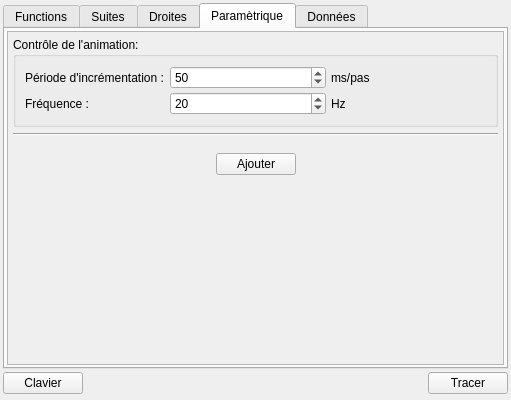
AdelKS/ZeGrapher, file Windows/windowfunctions.ui: the form before one commit.
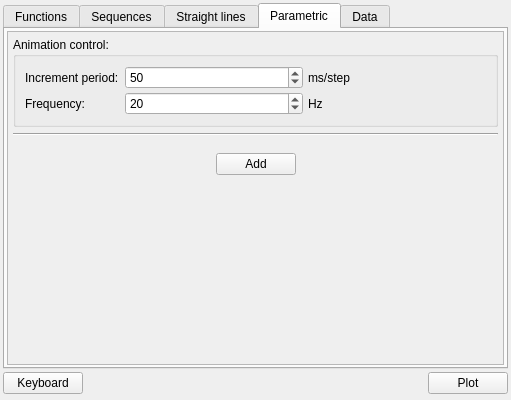
The form after the commit. The open tabs and pages were chosen to show the change. Icons and pictures are not drawn.

What changed in the file:
```diff
--- a/Windows/windowfunctions.ui
+++ b/Windows/windowfunctions.ui
@@ -158,7 +158,7 @@
        </sizepolicy>
       </property>
       <attribute name="title">
-       <string>Suites</string>
+       <string>Sequences</string>
       </attribute>
       <attribute name="toolTip">
        <string>Suites numériques</string>
@@ -326,7 +326,7 @@
      </widget>
      <widget class="QWidget" name="tab_3">
       <attribute name="title">
-       <string>Droites</string>
+       <string>Straight lines</string>
       </attribute>
       <attribute name="toolTip">
        <string>Droites et tangentes</string>
@@ -503,7 +503,7 @@
      </widget>
      <widget class="QWidget" name="tab_4">
       <attribute name="title">
-       <string>Paramètrique</string>
+       <string>Parametric</string>
       </attribute>
       <layout class="QVBoxLayout" name="verticalLayout_9">
        <property name="leftMargin">
@@ -568,7 +568,7 @@
                 </size>
                </property>
                <property name="title">
-                <string>Contrôle de l'animation:</string>
+                <string>Animation control:</string>
                </property>
                <layout class="QFormLayout" name="formLayout">
                 <property name="verticalSpacing">
@@ -577,7 +577,7 @@
                 <item row="0" column="0">
                  <widget class="QLabel" name="label_28">
                   <property name="text">
-                   <string>Période d'incrémentation :</string>
+                   <string>Increment period:</string>
                   </property>
                  </widget>
                 </item>
@@ -614,7 +614,7 @@
                      <string>millisecondes par pas.</string>
                     </property>
                     <property name="text">
-                     <string>ms/pas</string>
+                     <string>ms/step</string>
                     </property>
                    </widget>
                   </item>
@@ -623,7 +623,7 @@
                 <item row="1" column="0">
                  <widget class="QLabel" name="label_26">
                   <property name="text">
-                   <string>Fréquence :</string>
+                   <string>Frequency:</string>
                   </property>
                  </widget>
                 </item>
@@ -702,7 +702,7 @@
                 </size>
                </property>
                <property name="text">
-                <string>Ajouter</string>
+                <string>Add</string>
                </property>
                <property name="flat">
                 <bool>false</bool>
@@ -745,7 +745,7 @@
      </widget>
      <widget class="QWidget" name="tab_5">
       <attribute name="title">
-       <string>Données</string>
+       <string>Data</string>
       </attribute>
       <layout class="QVBoxLayout" name="verticalLayout_5">
        <property name="leftMargin">
@@ -866,7 +866,7 @@
         <enum>Qt::NoFocus</enum>
        </property>
        <property name="text">
-        <string>Clavier</string>
+        <string>Keyboard</string>
        </property>
       </widget>
      </item>
@@ -901,7 +901,7 @@
         <enum>Qt::NoFocus</enum>
        </property>
        <property name="text">
-        <string>Tracer</string>
+        <string>Plot</string>
        </property>
       </widget>
      </item>
```
Left out of the diff: 20 changed lines with no effect on the pictures.
